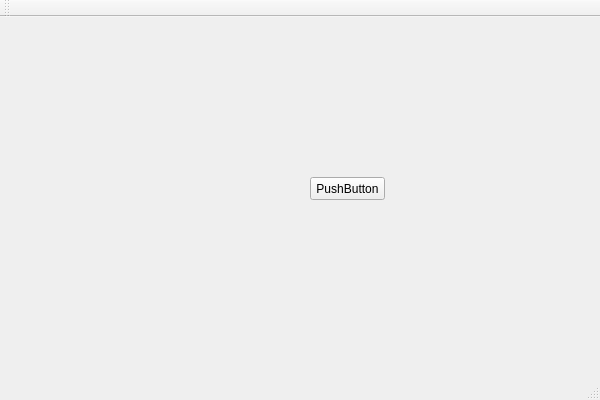
Before: the Qt Designer form c2dqt/c2dqt/c2dqt.ui in wanglili1219/cocos2d-1.0.1-x-0.12.0-qt, drawn with Qt 5.
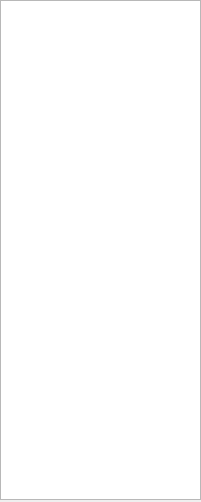
After: the same form once the commit is applied.

```diff
--- a/c2dqt/c2dqt/c2dqt.ui
+++ b/c2dqt/c2dqt/c2dqt.ui
@@ -6,47 +6,25 @@
    <rect>
     <x>0</x>
     <y>0</y>
-    <width>600</width>
-    <height>400</height>
+    <width>201</width>
+    <height>502</height>
    </rect>
   </property>
   <property name="windowTitle">
    <string>c2dqt</string>
   </property>
   <widget class="QWidget" name="centralWidget">
-   <widget class="QPushButton" name="pushButton">
+   <widget class="QListWidget" name="listWidget">
     <property name="geometry">
      <rect>
-      <x>310</x>
-      <y>160</y>
-      <width>75</width>
-      <height>23</height>
+      <x>0</x>
+      <y>0</y>
+      <width>201</width>
+      <height>500</height>
      </rect>
     </property>
-    <property name="text">
-     <string>PushButton</string>
-    </property>
    </widget>
   </widget>
-  <widget class="QMenuBar" name="menuBar">
-   <property name="geometry">
-    <rect>
-     <x>0</x>
-     <y>0</y>
-     <width>600</width>
-     <height>23</height>
-    </rect>
-   </property>
-  </widget>
-  <widget class="QToolBar" name="mainToolBar">
-   <attribute name="toolBarArea">
-    <enum>TopToolBarArea</enum>
-   </attribute>
-   <attribute name="toolBarBreak">
-    <bool>false</bool>
-   </attribute>
-  </widget>
-  <widget class="QStatusBar" name="statusBar"/>
  </widget>
  <layoutdefault spacing="6" margin="11"/>
  <resources>
```
